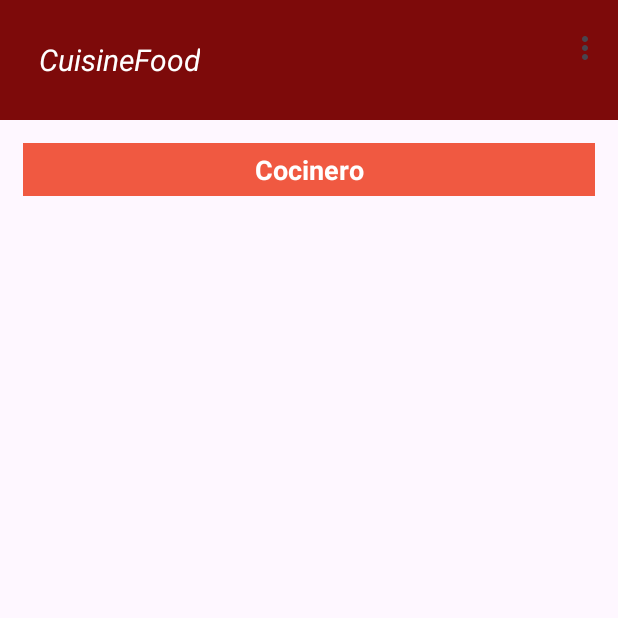
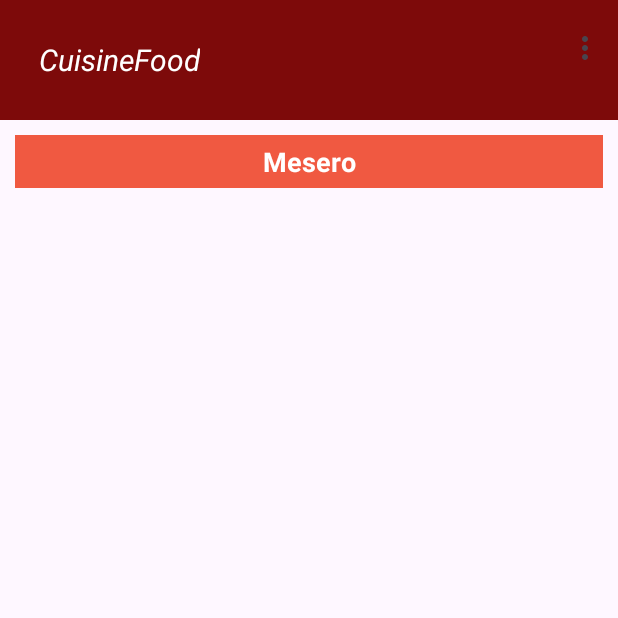
Before and after one commit to Kaleb45/ProjectCuisineFood, an Android app: the Mesero screen opened directly, with no data from a screen before it, on a phone screen of 412 x 824 dp, the top half of it. Run offline under Robolectric (Android 15) with nearby library versions, the phone set to English and light mode, and no system bars; our stand-ins replace Firebase (no records; nobody signed in at launch, a user with empty details on screens opened directly); 1 statement that could not run was skipped.

Commit message:
Cocinero and Mesero Order 6.1

```diff
--- a/app/src/main/res/layout/activity_mesero.xml
+++ b/app/src/main/res/layout/activity_mesero.xml
@@ -11,10 +11,9 @@
         android:id="@+id/toolbar"
         layout="@layout/toolbar"/>
 
-    <androidx.swiperefreshlayout.widget.SwipeRefreshLayout
-        android:layout_width="match_parent"
-        android:layout_height="wrap_content"
-        android:id="@+id/swipe_refresh_layout_waiter">
+    <RelativeLayout
+        android:layout_width="wrap_content"
+        android:layout_height="wrap_content">
 
         <LinearLayout
             android:layout_width="match_parent"
@@ -24,13 +23,13 @@
             <LinearLayout
                 android:layout_width="match_parent"
                 android:layout_height="match_parent"
-                android:layout_margin="15dp"
+                android:layout_margin="10dp"
                 android:orientation="vertical">
 
                 <TextView
                     android:layout_width="match_parent"
                     android:layout_height="wrap_content"
-                    android:text="Cocinero"
+                    android:text="Mesero"
                     android:layout_gravity="center"
                     android:gravity="center"
                     android:textStyle="bold"
@@ -50,6 +49,17 @@
 
         </LinearLayout>
 
-    </androidx.swiperefreshlayout.widget.SwipeRefreshLayout>
+        <androidx.swiperefreshlayout.widget.SwipeRefreshLayout
+            android:layout_width="match_parent"
+            android:layout_height="300dp"
+            android:id="@+id/swipe_refresh_layout_waiter">
+
+            <RelativeLayout
+                android:layout_width="wrap_content"
+                android:layout_height="wrap_content"/>
+
+        </androidx.swiperefreshlayout.widget.SwipeRefreshLayout>
+
+    </RelativeLayout>
 
 </LinearLayout>
```
Also changed, not shown: app/src/main/res/layout/activity_cocinero.xml (+16 -6 lines).
